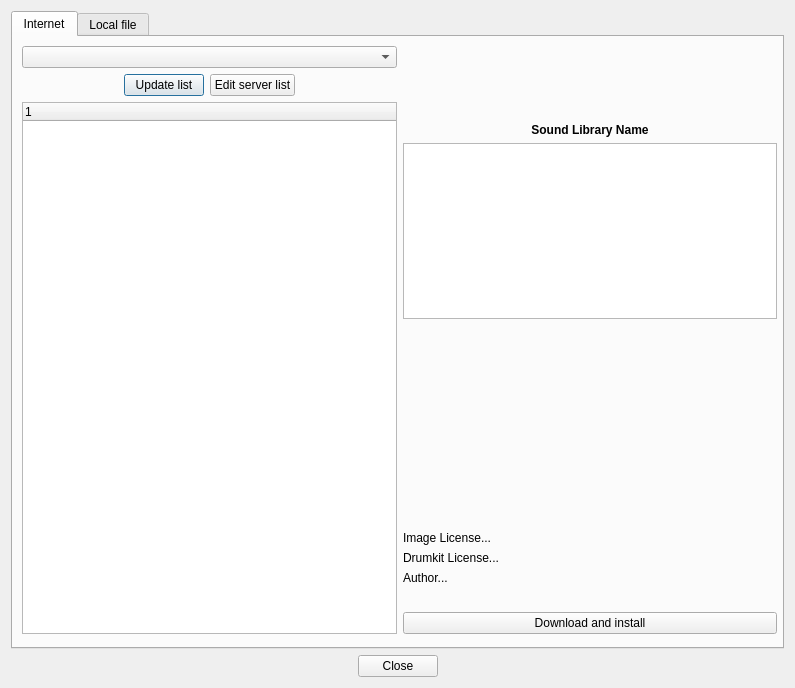
Qt form src/gui/src/SoundLibrary/SoundLibraryImportDialog_UI.ui (hydrogen-music/hydrogen) before a commit.
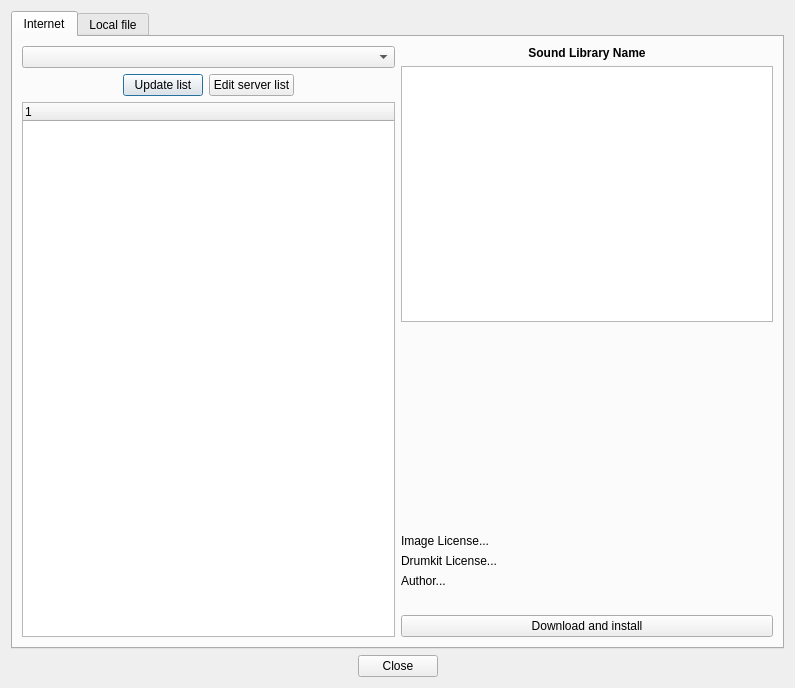
The same form after that commit.

Commit message: Update drumkit properties dialog and import dialogs to QLayouts

```diff
--- a/src/gui/src/SoundLibrary/SoundLibraryImportDialog_UI.ui
+++ b/src/gui/src/SoundLibrary/SoundLibraryImportDialog_UI.ui
@@ -23,15 +23,17 @@
       <attribute name="title">
        <string>Internet</string>
       </attribute>
-      <widget class="QWidget" name="layoutWidget1">
+      <widget class="QWidget" name="layoutWidget">
        <property name="geometry">
         <rect>
          <x>9</x>
          <y>9</y>
-         <width>375</width>
-         <height>588</height>
+         <width>751</width>
+         <height>591</height>
         </rect>
        </property>
+       <layout class="QHBoxLayout" name="horizontalLayout">
+        <item>
        <layout class="QVBoxLayout" name="TreeLayout">
         <item>
          <widget class="QComboBox" name="repositoryCombo"/>
@@ -102,16 +104,8 @@
          </widget>
         </item>
        </layout>
-      </widget>
-      <widget class="QWidget" name="layoutWidget">
-       <property name="geometry">
-        <rect>
-         <x>390</x>
-         <y>86</y>
-         <width>374</width>
-         <height>511</height>
-        </rect>
-       </property>
+        </item>
+        <item>
        <layout class="QVBoxLayout" name="propertiesLayout">
         <item>
          <widget class="QLabel" name="SoundLibraryNameLbl">
@@ -213,6 +207,9 @@
           <property name="text">
            <string>Image License...</string>
           </property>
+            <property name="wordWrap">
+             <bool>true</bool>
+            </property>
          </widget>
         </item>
         <item>
@@ -226,6 +223,9 @@
           <property name="text">
            <string>Drumkit License...</string>
           </property>
+            <property name="wordWrap">
+             <bool>true</bool>
+            </property>
          </widget>
         </item>
         <item>
@@ -239,6 +239,9 @@
           <property name="text">
            <string>Author...</string>
           </property>
+            <property name="wordWrap">
+             <bool>true</bool>
+            </property>
          </widget>
         </item>
         <item>
@@ -260,6 +263,8 @@
            <string>Download and install</string>
           </property>
          </widget>
+          </item>
+         </layout>
         </item>
        </layout>
       </widget>
```
Lines whose indentation alone changed are shown as unchanged. The commit also changes 3 other files.
